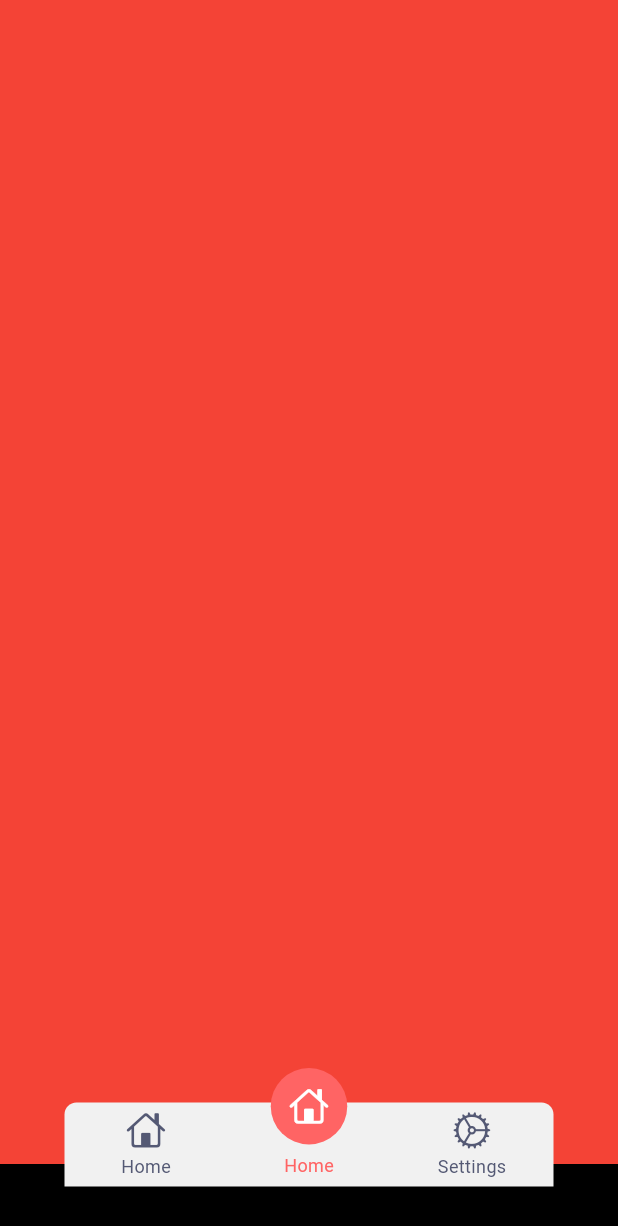
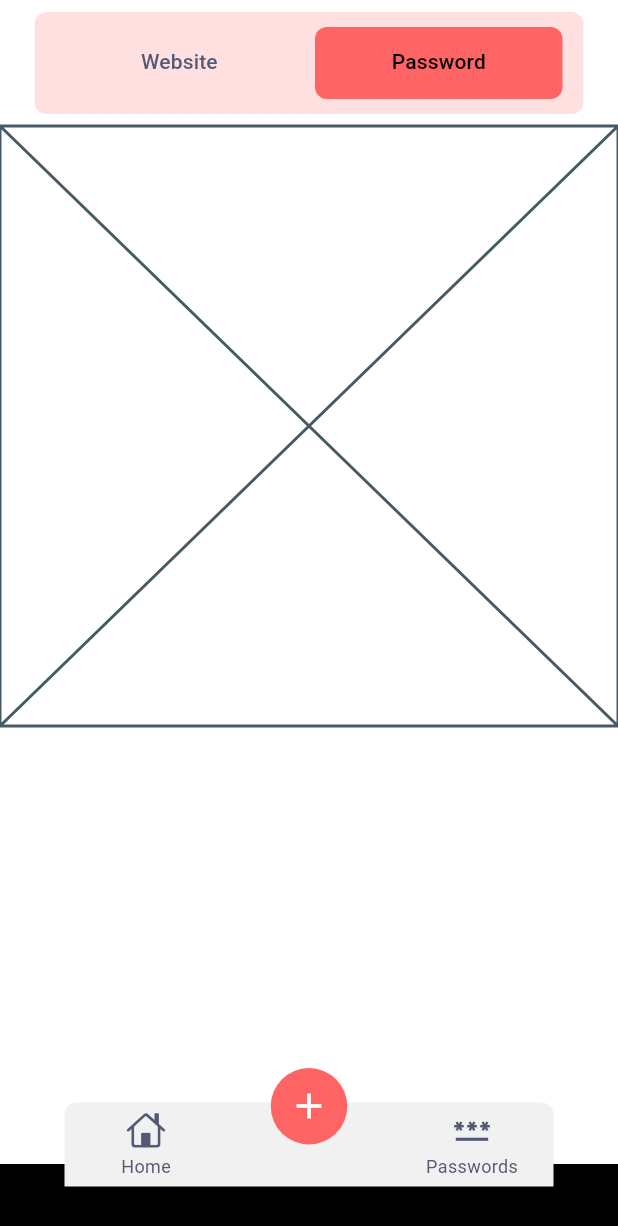
Before and after one commit to MuhammedHelal/onepass_app, a Flutter app: the screen it shows after launch, item 2 of the bottom bar chosen, on a phone screen of 412 x 824 dp. Shown: the top 1226 px of the screen. Run offline on Flutter 3.47's test engine with Material 3 defaults, Android fonts, the phone set to English and light mode, and no system bars; drawn by our look-alikes of persistent_bottom_nav_bar; our stand-ins replace gap.

Commit message:
added add view and tabbar, changed some styling

```diff
--- /dev/null
+++ b/lib/features/add/ui/views/add_view.dart
@@ -0,0 +1,21 @@
+import 'package:flutter/material.dart';
+import 'package:onepass/features/add/ui/widgets/add_view_body.dart';
+import 'package:onepass/features/add/ui/widgets/custom_tabbar.dart';
+
+class AddView extends StatelessWidget {
+  const AddView({super.key});
+
+  @override
+  Widget build(BuildContext context) {
+    return Scaffold(
+      body: SafeArea(
+        child: Column(
+          children: [
+            CustomTabbar(),
+            AddViewBody(),
+          ],
+        ),
+      ),
+    );
+  }
+}
--- /dev/null
+++ b/lib/features/add/ui/widgets/add_view_body.dart
@@ -0,0 +1,10 @@
+import 'package:flutter/material.dart';
+
+class AddViewBody extends StatelessWidget {
+  const AddViewBody({super.key});
+
+  @override
+  Widget build(BuildContext context) {
+    return const Placeholder();
+  }
+}
--- /dev/null
+++ b/lib/features/add/ui/widgets/custom_tabbar.dart
@@ -0,0 +1,47 @@
+import 'package:flutter/material.dart';
+import 'package:onepass/core/utils/colors.dart';
+
+class CustomTabbar extends StatelessWidget {
+  const CustomTabbar({super.key});
+
+  @override
+  Widget build(BuildContext context) {
+    return DefaultTabController(
+      initialIndex: 1,
+      length: 2,
+      animationDuration: Duration(milliseconds: 300),
+      child: Container(
+        padding: EdgeInsets.all(10),
+        margin: EdgeInsets.symmetric(horizontal: 23, vertical: 8),
+        decoration: BoxDecoration(
+          color: AppColors.primary.withOpacity(0.2),
+          borderRadius: BorderRadius.all(
+            Radius.circular(8),
+          ),
+        ),
+        child: TabBar(
+          indicatorPadding: EdgeInsets.symmetric(horizontal: 4),
+          dividerHeight: 0,
+          indicatorSize: TabBarIndicatorSize.tab,
+          indicator: BoxDecoration(
+            color: AppColors.primary,
+            borderRadius: BorderRadius.all(
+              Radius.circular(8),
+            ),
+          ),
+          unselectedLabelColor: AppColors.lighterBlack,
+          labelColor: Colors.black,
+          tabs: [
+            Tab(
+              text: 'Website',
+            ),
+            Tab(
+              text: 'Password',
+            ),
+          ],
+          onTap: (value) {},
+        ),
+      ),
+    );
+  }
+}
--- a/lib/features/home/ui/widgets/custom_search_bar.dart
+++ b/lib/features/home/ui/widgets/custom_search_bar.dart
@@ -11,7 +11,7 @@ class CustomSearchBar extends StatelessWidget {
           borderRadius: BorderRadius.circular(8),
         ),
       ),
-      hintText: 'search ...',
+      hintText: 'Search websites ...',
     );
   }
 }
--- a/lib/presistent_bottom_navbar.dart
+++ b/lib/presistent_bottom_navbar.dart
@@ -1,6 +1,7 @@
 import 'package:flutter/cupertino.dart';
 import 'package:flutter/material.dart';
 import 'package:onepass/core/utils/colors.dart';
+import 'package:onepass/features/add/ui/views/add_view.dart';
 import 'package:onepass/features/home/ui/views/home_view.dart';
 import 'package:persistent_bottom_nav_bar/persistent_bottom_nav_bar.dart';
 
@@ -67,10 +68,7 @@ class _AppPresistentBottomNavBarState extends State<AppPresistentBottomNavBar> {
   List<Widget> _buildScreens() {
     return [
       HomeView(),
-      Container(
-        color: Colors.red,
-        child: SizedBox.expand(),
-      ),
+      AddView(),
       Scaffold(),
     ];
   }
@@ -84,14 +82,17 @@ class _AppPresistentBottomNavBarState extends State<AppPresistentBottomNavBar> {
         inactiveColorPrimary: AppColors.lighterBlack,
       ),
       PersistentBottomNavBarItem(
-        icon: Icon(CupertinoIcons.home),
-        title: ("Home"),
+        icon: Icon(
+          Icons.add,
+          color: Colors.white,
+          size: 28,
+        ),
         activeColorPrimary: AppColors.primary,
         inactiveColorPrimary: AppColors.lighterBlack,
       ),
       PersistentBottomNavBarItem(
-        icon: Icon(CupertinoIcons.settings),
-        title: ("Settings"),
+        icon: Icon(Icons.password),
+        title: ("Passwords"),
         activeColorPrimary: AppColors.primary,
         inactiveColorPrimary: AppColors.lighterBlack,
       ),
```
